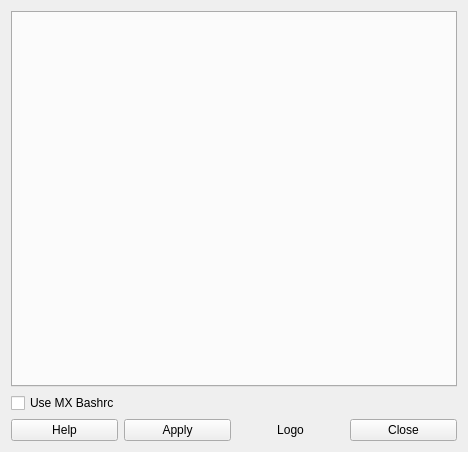
Above: application-rw/window_fix.ui from TheNiteCoder/mx-bashrc-config before the change. Below: the same form after it.
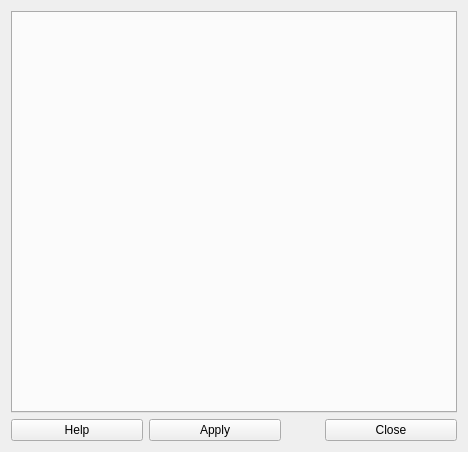
That is the form after the change. Icons and pictures are not drawn.

What changed in the file:
```diff
--- a/application-rw/window_fix.ui
+++ b/application-rw/window_fix.ui
@@ -23,13 +23,6 @@
    <item>
     <widget class="QTabWidget" name="tabWidget_Tabs"/>
    </item>
-   <item>
-    <widget class="QCheckBox" name="checkBox_Use">
-     <property name="text">
-      <string>Use MX Bashrc</string>
-     </property>
-    </widget>
-   </item>
    <item>
     <layout class="QHBoxLayout" name="horizontalLayout">
      <item>
@@ -48,8 +41,26 @@
      </item>
      <item>
       <widget class="QLabel" name="label">
+       <property name="sizePolicy">
+        <sizepolicy hsizetype="Minimum" vsizetype="Minimum">
+         <horstretch>0</horstretch>
+         <verstretch>0</verstretch>
+        </sizepolicy>
+       </property>
+       <property name="maximumSize">
+        <size>
+         <width>32</width>
+         <height>32</height>
+        </size>
+       </property>
        <property name="text">
-        <string>Logo</string>
+        <string/>
+       </property>
+       <property name="pixmap">
+        <pixmap resource="resource.qrc">:/mx/mx.png</pixmap>
+       </property>
+       <property name="scaledContents">
+        <bool>true</bool>
        </property>
        <property name="alignment">
         <set>Qt::AlignCenter</set>
```
Left out of the diff: 10 changed lines with no effect on the pictures.
